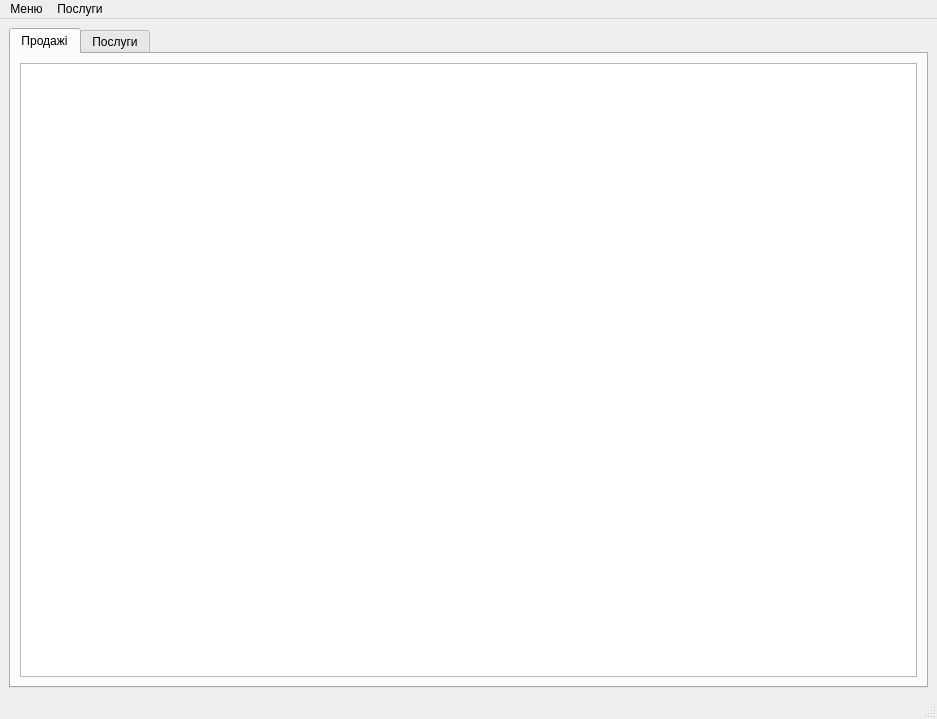
First picture: the form in mainwindow.ui, repository Bodiok007/SimpleAccounting, before the edit.
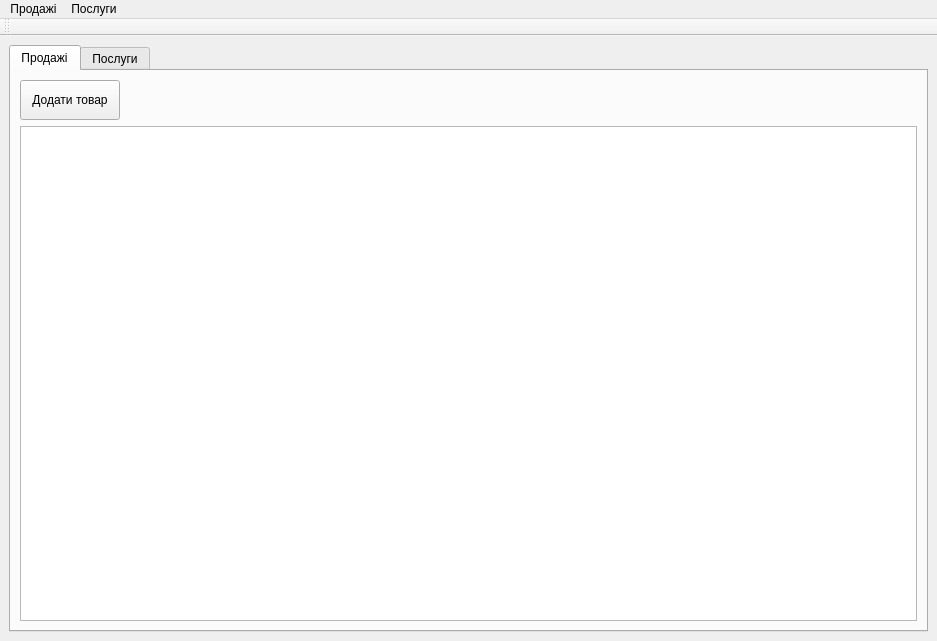
Second picture: the form after the edit. The open tabs and pages were chosen to show the change. Custom widgets are drawn as their Qt base class.

Commit message: create tool menu with button logout

What changed in the file:
```diff
--- a/mainwindow.ui
+++ b/mainwindow.ui
@@ -7,7 +7,7 @@
     <x>0</x>
     <y>0</y>
     <width>937</width>
-    <height>719</height>
+    <height>641</height>
    </rect>
   </property>
   <property name="windowTitle">
@@ -16,8 +16,6 @@
   <widget class="QWidget" name="centralwidget">
    <layout class="QHBoxLayout" name="horizontalLayout_2">
     <item>
-     <layout class="QVBoxLayout" name="verticalLayout">
-      <item>
        <widget class="QTabWidget" name="tabWidget">
         <property name="minimumSize">
          <size>
@@ -25,15 +23,60 @@
           <height>476</height>
          </size>
         </property>
+      <property name="baseSize">
+       <size>
+        <width>0</width>
+        <height>0</height>
+       </size>
+      </property>
+      <property name="tabShape">
+       <enum>QTabWidget::Rounded</enum>
+      </property>
         <property name="currentIndex">
-         <number>1</number>
+       <number>0</number>
+      </property>
+      <property name="iconSize">
+       <size>
+        <width>20</width>
+        <height>20</height>
+       </size>
         </property>
         <widget class="QWidget" name="tabSales">
          <attribute name="title">
           <string>Продажі</string>
          </attribute>
+       <layout class="QVBoxLayout" name="verticalLayout">
+        <item>
          <layout class="QHBoxLayout" name="horizontalLayout">
           <item>
+           <widget class="QPushButton" name="addSaleButton">
+            <property name="minimumSize">
+             <size>
+              <width>100</width>
+              <height>40</height>
+             </size>
+            </property>
+            <property name="text">
+             <string>Додати товар</string>
+            </property>
+           </widget>
+          </item>
+          <item>
+           <spacer name="horizontalSpacer">
+            <property name="orientation">
+             <enum>Qt::Horizontal</enum>
+            </property>
+            <property name="sizeHint" stdset="0">
+             <size>
+              <width>78</width>
+              <height>38</height>
+             </size>
+            </property>
+           </spacer>
+          </item>
+         </layout>
+        </item>
+        <item>
            <widget class="SalesTableView" name="tableSales">
             <property name="minimumSize">
              <size>
@@ -63,8 +106,6 @@
          </layout>
         </widget>
        </widget>
-      </item>
-     </layout>
     </item>
    </layout>
   </widget>
@@ -79,7 +120,7 @@
    </property>
    <widget class="QMenu" name="menu">
     <property name="title">
-     <string>Меню</string>
+     <string>Продажі</string>
     </property>
     <addaction name="addSale"/>
     <addaction name="editSale"/>
@@ -94,7 +135,17 @@
    <addaction name="menu"/>
    <addaction name="menu_2"/>
   </widget>
-  <widget class="QStatusBar" name="statusbar"/>
+  <widget class="QToolBar" name="toolBar">
+   <property name="windowTitle">
+    <string>toolBar</string>
+   </property>
+   <attribute name="toolBarArea">
+    <enum>TopToolBarArea</enum>
+   </attribute>
+   <attribute name="toolBarBreak">
+    <bool>true</bool>
+   </attribute>
+  </widget>
   <action name="addSale">
    <property name="text">
     <string>Додати продаж</string>
```
Left out of the diff: 6 changed lines with no effect on the pictures. Lines whose indentation alone changed are shown as unchanged. The commit also changes 14 other files.
